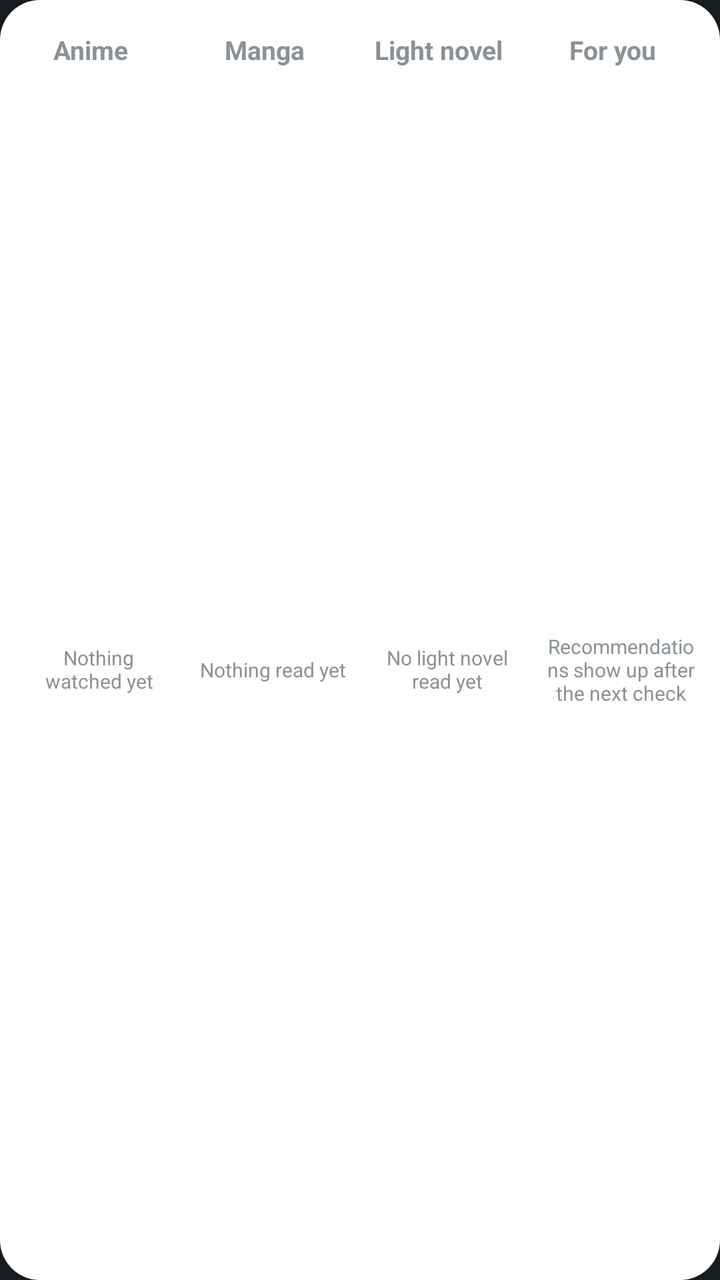
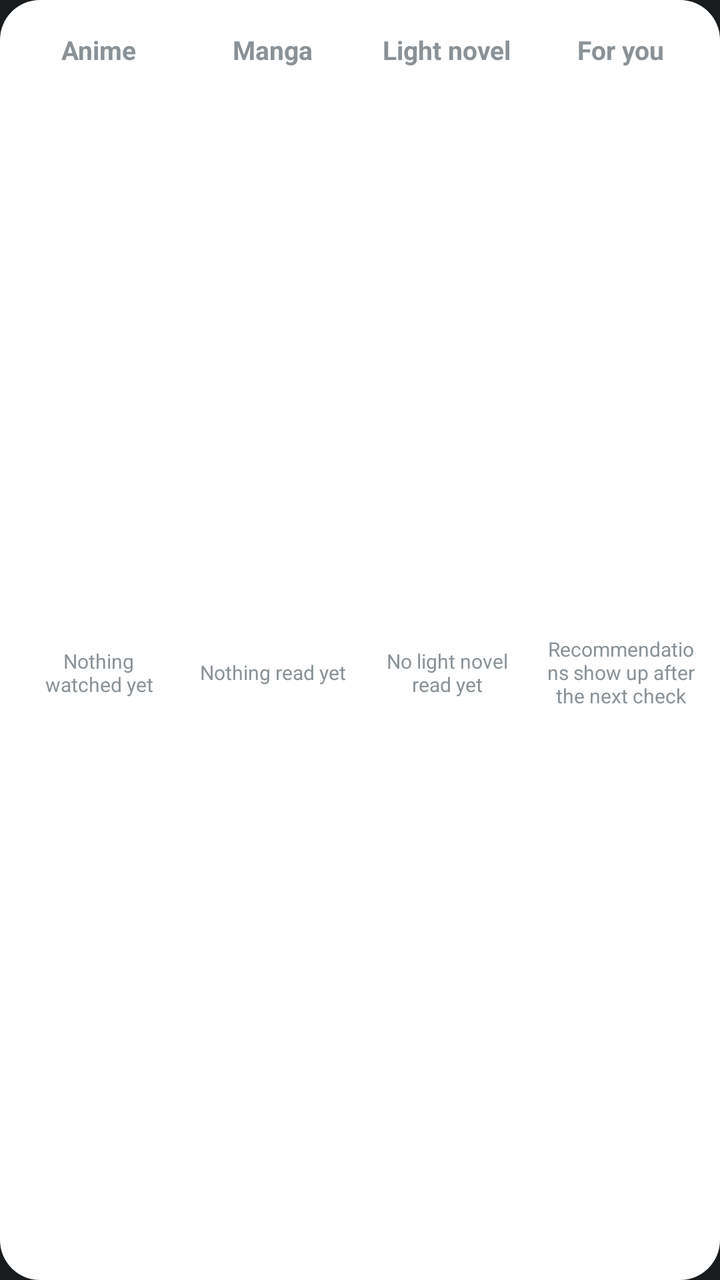

The first picture is an Android layout as it rendered before a commit; the second is the same layout after the commit. The layout source and the unified diff follow.
<!-- AndroidManifest.xml: application theme android:Theme.DeviceDefault.NoActionBar -->
<!-- res/layout/widget_continue.xml -->
<?xml version="1.0" encoding="utf-8"?>
<FrameLayout xmlns:android="http://schemas.android.com/apk/res/android"
    xmlns:tools="http://schemas.android.com/tools"
    android:id="@+id/widget_root"
    android:layout_width="match_parent"
    android:layout_height="match_parent"
    tools:ignore="NestedWeights,SmallSp">

    <ImageView
        android:id="@+id/widget_background"
        android:layout_width="match_parent"
        android:layout_height="match_parent"
        android:importantForAccessibility="no"
        android:scaleType="fitXY"
        android:src="@drawable/widget_background" />

    <LinearLayout
        android:layout_width="match_parent"
        android:layout_height="match_parent"
        android:baselineAligned="false"
        android:orientation="horizontal"
        android:padding="6dp">

        <LinearLayout
            android:layout_width="0dp"
            android:layout_height="match_parent"
            android:layout_margin="2dp"
            android:layout_weight="1"
            android:orientation="vertical">

            <TextView
                android:id="@+id/header_anime"
                style="@style/WidgetHeader"
                android:text="@string/widget_anime" />

            <FrameLayout
                android:layout_width="match_parent"
                android:layout_height="0dp"
                android:layout_weight="1">

                <StackView
                    android:id="@+id/stack_anime"
                    android:layout_width="match_parent"
                    android:layout_height="match_parent"
                    android:loopViews="true" />

                <TextView
                    android:id="@+id/empty_anime"
                    style="@style/WidgetEmpty"
                    android:text="@string/widget_empty_anime" />
            </FrameLayout>
        </LinearLayout>

        <LinearLayout
            android:layout_width="0dp"
            android:layout_height="match_parent"
            android:layout_margin="2dp"
            android:layout_weight="1"
            android:orientation="vertical">

            <TextView
                android:id="@+id/header_manga"
                style="@style/WidgetHeader"
                android:text="@string/widget_manga" />

            <FrameLayout
                android:layout_width="match_parent"
                android:layout_height="0dp"
                android:layout_weight="1">

                <StackView
                    android:id="@+id/stack_manga"
                    android:layout_width="match_parent"
                    android:layout_height="match_parent"
                    android:loopViews="true" />

                <TextView
                    android:id="@+id/empty_manga"
                    style="@style/WidgetEmpty"
                    android:text="@string/widget_empty_manga" />
            </FrameLayout>
        </LinearLayout>

        <LinearLayout
            android:layout_width="0dp"
            android:layout_height="match_parent"
            android:layout_margin="2dp"
            android:layout_weight="1"
            android:orientation="vertical">

            <TextView
                android:id="@+id/header_novels"
                style="@style/WidgetHeader"
                android:text="@string/widget_novels" />

            <FrameLayout
                android:layout_width="match_parent"
                android:layout_height="0dp"
                android:layout_weight="1">

                <StackView
                    android:id="@+id/stack_novels"
                    android:layout_width="match_parent"
                    android:layout_height="match_parent"
                    android:loopViews="true" />

                <TextView
                    android:id="@+id/empty_novels"
                    style="@style/WidgetEmpty"
                    android:text="@string/widget_empty_novels" />
            </FrameLayout>
        </LinearLayout>

        <LinearLayout
            android:layout_width="0dp"
            android:layout_height="match_parent"
            android:layout_margin="2dp"
            android:layout_weight="1"
            android:orientation="vertical">

            <TextView
                android:id="@+id/header_recommendations"
                style="@style/WidgetHeader"
                android:text="@string/widget_recommendations" />

            <FrameLayout
                android:layout_width="match_parent"
                android:layout_height="0dp"
                android:layout_weight="1">

                <StackView
                    android:id="@+id/stack_recommendations"
                    android:layout_width="match_parent"
                    android:layout_height="match_parent"
                    android:loopViews="true" />

                <TextView
                    android:id="@+id/empty_recommendations"
                    style="@style/WidgetEmpty"
                    android:text="@string/widget_empty_recommendations" />
            </FrameLayout>
        </LinearLayout>
    </LinearLayout>
</FrameLayout>
<!-- resources referenced by this layout -->
<resources>
  <!-- drawable widget_background (drawable) -->
  <?xml version="1.0" encoding="utf-8"?>
  <shape xmlns:android="http://schemas.android.com/apk/res/android" android:shape="rectangle">
      <solid android:color="#FFFFFFFF" />
      <corners android:radius="20dp" />
  </shape>
  <string name="widget_anime">Anime</string>
  <string name="widget_empty_anime">Nothing watched yet</string>
  <string name="widget_empty_manga">Nothing read yet</string>
  <string name="widget_empty_novels">No light novel read yet</string>
  <string name="widget_empty_recommendations">Recommendations show up after the next check</string>
  <string name="widget_manga">Manga</string>
  <string name="widget_novels">Light novel</string>
  <string name="widget_recommendations">For you</string>
  <style name="WidgetEmpty">
          <item name="android:layout_width">match_parent</item>
          <item name="android:layout_height">match_parent</item>
          <item name="android:gravity">center</item>
          <item name="android:padding">4dp</item>
          <item name="android:textSize">10sp</item>
      </style>
  <style name="WidgetHeader">
          <item name="android:layout_width">match_parent</item>
          <item name="android:layout_height">wrap_content</item>
          <item name="android:layout_marginTop">8dp</item>
          <item name="android:layout_marginBottom">4dp</item>
          
          <item name="android:paddingEnd">8dp</item>
          <item name="android:gravity">center_horizontal</item>
          <item name="android:maxLines">1</item>
          <item name="android:textSize">13sp</item>
          <item name="android:textStyle">bold</item>
      </style>
</resources>

<!-- the commit's change to res/layout/widget_continue.xml (unified diff, before → after) -->
@@ -4,7 +4,7 @@
     android:id="@+id/widget_root"
     android:layout_width="match_parent"
     android:layout_height="match_parent"
-    tools:ignore="NestedWeights,SmallSp">
+    tools:ignore="ContentDescription,NestedWeights,SmallSp">
 
     <ImageView
         android:id="@+id/widget_background"
@@ -38,11 +38,25 @@
                 android:layout_height="0dp"
                 android:layout_weight="1">
 
-                <StackView
-                    android:id="@+id/stack_anime"
-                    android:layout_width="match_parent"
-                    android:layout_height="match_parent"
-                    android:loopViews="true" />
+                <LinearLayout
+                    android:id="@+id/card_anime"
+                    android:layout_width="match_parent"
+                    android:layout_height="match_parent"
+                    android:orientation="vertical"
+                    android:visibility="gone">
+
+                    <ImageView
+                        android:id="@+id/cover_anime"
+                        style="@style/WidgetCover" />
+
+                    <TextView
+                        android:id="@+id/title_anime"
+                        style="@style/WidgetTitle" />
+
+                    <TextView
+                        android:id="@+id/detail_anime"
+                        style="@style/WidgetDetail" />
+                </LinearLayout>
 
                 <TextView
                     android:id="@+id/empty_anime"
@@ -68,11 +82,25 @@
                 android:layout_height="0dp"
                 android:layout_weight="1">
 
-                <StackView
-                    android:id="@+id/stack_manga"
-                    android:layout_width="match_parent"
-                    android:layout_height="match_parent"
-                    android:loopViews="true" />
+                <LinearLayout
+                    android:id="@+id/card_manga"
+                    android:layout_width="match_parent"
+                    android:layout_height="match_parent"
+                    android:orientation="vertical"
+                    android:visibility="gone">
+
+                    <ImageView
+                        android:id="@+id/cover_manga"
+                        style="@style/WidgetCover" />
+
+                    <TextView
+                        android:id="@+id/title_manga"
+                        style="@style/WidgetTitle" />
+
+                    <TextView
+                        android:id="@+id/detail_manga"
+                        style="@style/WidgetDetail" />
+                </LinearLayout>
 
                 <TextView
                     android:id="@+id/empty_manga"
@@ -98,11 +126,25 @@
                 android:layout_height="0dp"
                 android:layout_weight="1">
 
-                <StackView
-                    android:id="@+id/stack_novels"
-                    android:layout_width="match_parent"
-                    android:layout_height="match_parent"
-                    android:loopViews="true" />
+                <LinearLayout
+                    android:id="@+id/card_novels"
+                    android:layout_width="match_parent"
+                    android:layout_height="match_parent"
+                    android:orientation="vertical"
+                    android:visibility="gone">
+
+                    <ImageView
+                        android:id="@+id/cover_novels"
+                        style="@style/WidgetCover" />
+
+                    <TextView
+                        android:id="@+id/title_novels"
+                        style="@style/WidgetTitle" />
+
+                    <TextView
+                        android:id="@+id/detail_novels"
+                        style="@style/WidgetDetail" />
+                </LinearLayout>
 
                 <TextView
                     android:id="@+id/empty_novels"
@@ -128,11 +170,25 @@
                 android:layout_height="0dp"
                 android:layout_weight="1">
 
-                <StackView
-                    android:id="@+id/stack_recommendations"
-                    android:layout_width="match_parent"
-                    android:layout_height="match_parent"
-                    android:loopViews="true" />
+                <LinearLayout
+                    android:id="@+id/card_recommendations"
+                    android:layout_width="match_parent"
+                    android:layout_height="match_parent"
+                    android:orientation="vertical"
+                    android:visibility="gone">
+
+                    <ImageView
+                        android:id="@+id/cover_recommendations"
+                        style="@style/WidgetCover" />
+
+                    <TextView
+                        android:id="@+id/title_recommendations"
+                        style="@style/WidgetTitle" />
+
+                    <TextView
+                        android:id="@+id/detail_recommendations"
+                        style="@style/WidgetDetail" />
+                </LinearLayout>
 
                 <TextView
                     android:id="@+id/empty_recommendations"
<!-- resource entries referenced after the edit -->
@@ -14,6 +14,21 @@
   <string name="widget_manga">Manga</string>
   <string name="widget_novels">Light novel</string>
   <string name="widget_recommendations">For you</string>
+  <style name="WidgetCover">
+          <item name="android:layout_width">match_parent</item>
+          <item name="android:layout_height">0dp</item>
+          <item name="android:layout_weight">1</item>
+          <item name="android:importantForAccessibility">no</item>
+          <item name="android:scaleType">fitCenter</item>
+      </style>
+  <style name="WidgetDetail">
+          <item name="android:layout_width">match_parent</item>
+          <item name="android:layout_height">wrap_content</item>
+          <item name="android:ellipsize">end</item>
+          <item name="android:gravity">center_horizontal</item>
+          <item name="android:maxLines">2</item>
+          <item name="android:textSize">10sp</item>
+      </style>
   <style name="WidgetEmpty">
           <item name="android:layout_width">match_parent</item>
           <item name="android:layout_height">match_parent</item>
@@ -22,16 +37,38 @@
           <item name="android:textSize">10sp</item>
       </style>
   <style name="WidgetHeader">
-          <item name="android:layout_width">match_parent</item>
+          <item name="android:layout_width">wrap_content</item>
           <item name="android:layout_height">wrap_content</item>
-          <item name="android:layout_marginTop">8dp</item>
-          <item name="android:layout_marginBottom">4dp</item>
-          
-          <item name="android:paddingEnd">8dp</item>
+          <item name="android:layout_gravity">center_horizontal</item>
+          <item name="android:layout_marginTop">6dp</item>
+          <item name="android:layout_marginBottom">5dp</item>
+          <item name="android:background">@drawable/widget_header_pill</item>
+          <item name="android:paddingHorizontal">9dp</item>
+          <item name="android:paddingVertical">2dp</item>
           <item name="android:gravity">center_horizontal</item>
+          <item name="android:ellipsize">end</item>
           <item name="android:maxLines">1</item>
           <item name="android:textSize">13sp</item>
           <item name="android:textStyle">bold</item>
       </style>
+  <style name="WidgetTitle">
+          <item name="android:layout_width">match_parent</item>
+          <item name="android:layout_height">wrap_content</item>
+          <item name="android:layout_marginTop">3dp</item>
+          <item name="android:ellipsize">end</item>
+          <item name="android:gravity">center_horizontal</item>
+          <item name="android:maxLines">2</item>
+          <item name="android:textSize">11sp</item>
+          <item name="android:textStyle">bold</item>
+      </style>
+  <!-- drawable widget_header_pill (drawable) -->
+  <?xml version="1.0" encoding="utf-8"?>
+  <shape xmlns:android="http://schemas.android.com/apk/res/android" android:shape="rectangle">
+      <corners android:radius="999dp" />
+      <solid android:color="#00000000" />
+      <stroke
+          android:width="1.5dp"
+          android:color="#FFFFFF" />
+  </shape>
 </resources>
 
